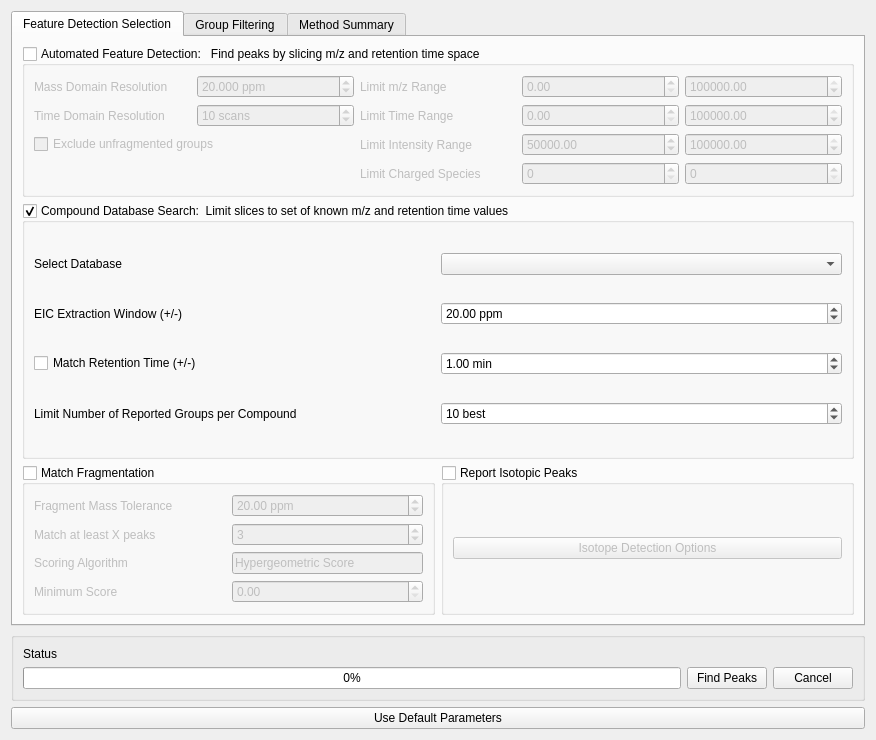
ElucidataInc/ElMaven, file src/gui/mzroll/forms/peakdetectiondialog.ui: the form before one commit.
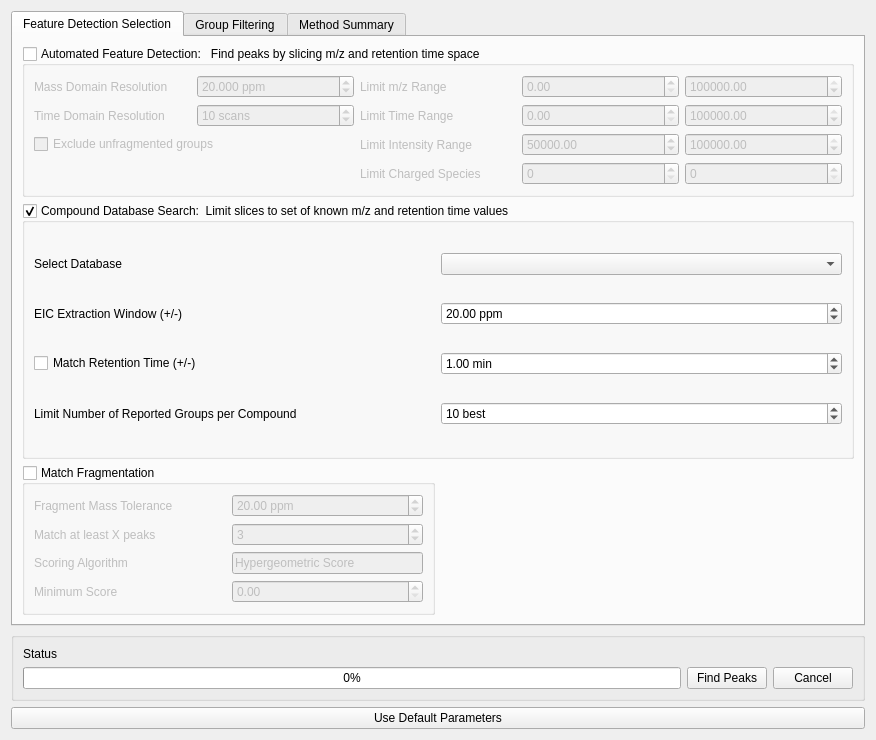
The form after the commit.

Commit message: [UI] Move 'Report Isotopes' from Peaks to Isotopes

The edit to the form file:
```diff
--- a/src/gui/mzroll/forms/peakdetectiondialog.ui
+++ b/src/gui/mzroll/forms/peakdetectiondialog.ui
@@ -445,31 +445,6 @@
          <zorder>label_scoringAlgo</zorder>
         </widget>
        </item>
-       <item row="4" column="1">
-        <widget class="QGroupBox" name="reportIsotopesOptions">
-         <property name="enabled">
-          <bool>true</bool>
-         </property>
-         <property name="title">
-          <string>Report Isotopic Peaks</string>
-         </property>
-         <property name="checkable">
-          <bool>true</bool>
-         </property>
-         <property name="checked">
-          <bool>false</bool>
-         </property>
-         <layout class="QVBoxLayout" name="verticalLayout_2">
-          <item>
-           <widget class="QPushButton" name="changeIsotopeOptions">
-            <property name="text">
-             <string>Isotope Detection Options</string>
-            </property>
-           </widget>
-          </item>
-         </layout>
-        </widget>
-       </item>
       </layout>
      </widget>
      <widget class="QWidget" name="groupFilteringTab">
```
Left out of the diff: 2 changed lines with no effect on the pictures. The commit also changes 8 other files.
